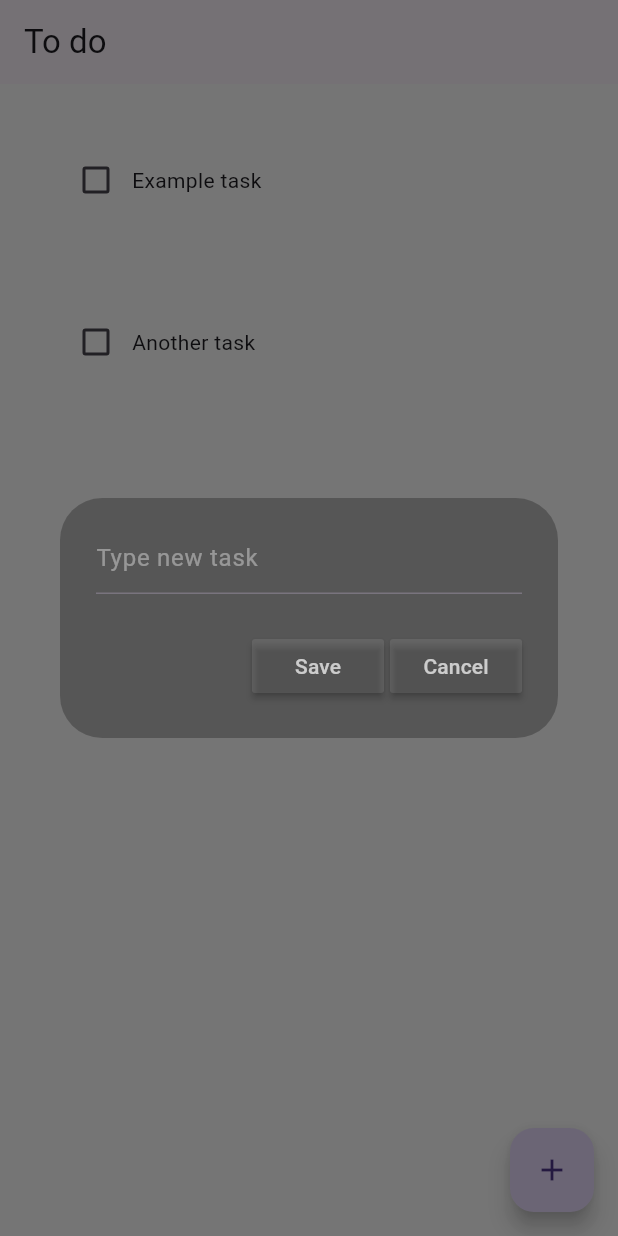
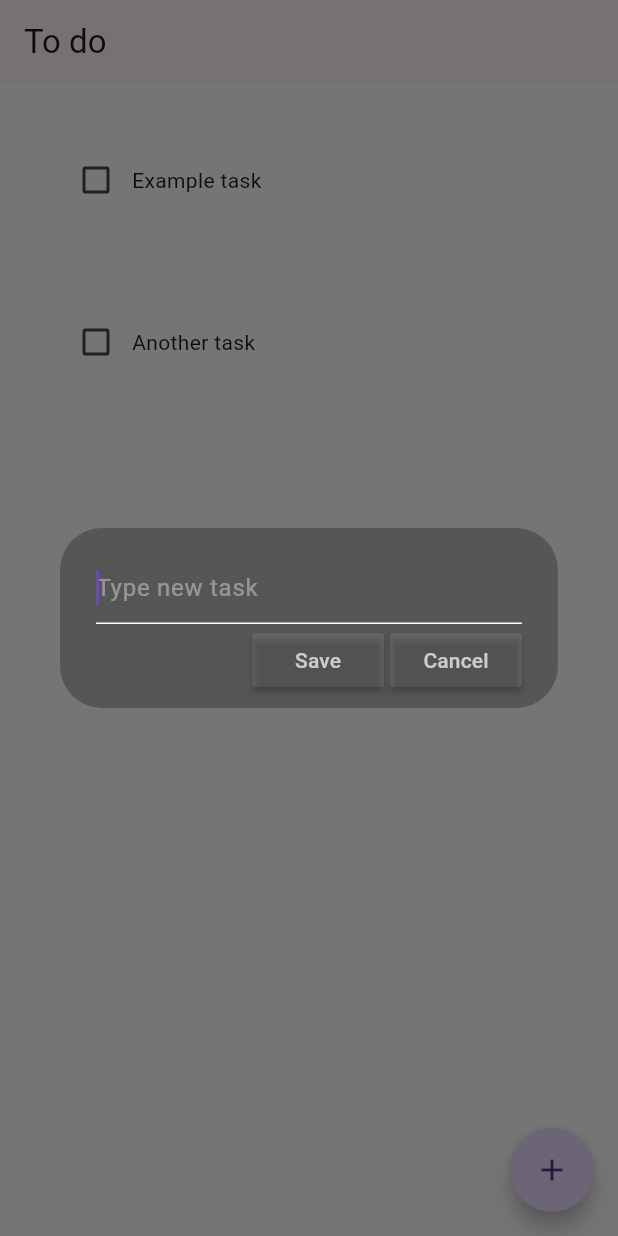
Before and after one commit to pioterl/todolist, a Flutter app: the screen it shows after launch, after a tap on the "add" icon, on a phone screen of 412 x 824 dp. Run offline on Flutter 3.47's test engine with Material 3 defaults, Android fonts, the phone set to English and light mode, and no system bars; drawn by our look-alikes of flutter_slidable; our stand-ins replace hive_flutter; accounts and stored records are empty.

```diff
--- a/lib/main.dart
+++ b/lib/main.dart
@@ -4,7 +4,7 @@ import 'package:untitled/pages/home_page.dart';
 
 void main() async {
   await Hive.initFlutter();
-  var myBox = await Hive.openBox("myBox");
+  await Hive.openBox("myBox");
 
   runApp(const MyApp());
 }
@@ -17,6 +17,6 @@ class MyApp extends StatelessWidget {
     return MaterialApp(
         debugShowCheckedModeBanner: false,
         darkTheme: ThemeData(brightness: Brightness.dark),
-        home: HomePage());
+        home: const HomePage());
   }
 }
--- a/lib/pages/home_page.dart
+++ b/lib/pages/home_page.dart
@@ -63,6 +63,7 @@ class _HomePageState extends State<HomePage> {
       appBar: AppBar(title: Text("To do")),
       floatingActionButton: FloatingActionButton(
         onPressed: createNewTask,
+        shape: CircleBorder(),
         child: Icon(Icons.add),
       ),
       body: ListView.builder(
--- a/lib/util/dialog_box.dart
+++ b/lib/util/dialog_box.dart
@@ -16,24 +16,27 @@ class DialogBox extends StatelessWidget {
   Widget build(BuildContext context) {
     return AlertDialog(
       backgroundColor: Colors.black26,
-      content: Container(
-        height: 120,
+      content: SizedBox(
+        height: 80,
         width: 400,
         child: Column(
           mainAxisAlignment: MainAxisAlignment.spaceBetween,
           children: [
             TextField(
+              autofocus: true,
               controller: controller,
-              decoration: InputDecoration(
+              decoration: const InputDecoration(
+                  focusedBorder: UnderlineInputBorder(
+                      borderSide: BorderSide(color: Colors.white)),
                   hintText: "Type new task",
                   hintStyle: TextStyle(color: Colors.white38)),
-              style: TextStyle(color: Colors.white70),
+              style: const TextStyle(color: Colors.white70),
             ),
             Row(
               mainAxisAlignment: MainAxisAlignment.end,
               children: [
                 MyButton(text: "Save", onPressed: onSave),
-                SizedBox(width: 4),
+                const SizedBox(width: 4),
                 MyButton(text: "Cancel", onPressed: onCancel),
               ],
             )
--- a/lib/util/my_button.dart
+++ b/lib/util/my_button.dart
@@ -9,12 +9,12 @@ class MyButton extends StatelessWidget {
   @override
   Widget build(BuildContext context) {
     return MaterialButton(
+      onPressed: onPressed,
+      color: Colors.white10,
       child: Text(
         text,
-        style: TextStyle(color: Colors.white70),
+        style: const TextStyle(color: Colors.white70),
       ),
-      onPressed: onPressed,
-      color: Colors.white10,
     );
   }
 }
--- a/lib/util/todo_tile.dart
+++ b/lib/util/todo_tile.dart
@@ -20,7 +20,7 @@ class ToDoTile extends StatelessWidget {
       padding: const EdgeInsets.only(top: 20, left: 20, right: 20),
       child: Slidable(
         endActionPane: ActionPane(
-          motion: StretchMotion(),
+          motion: const StretchMotion(),
           children: [
             SlidableAction(
               onPressed: delete,
@@ -31,7 +31,7 @@ class ToDoTile extends StatelessWidget {
           ],
         ),
         child: Container(
-          padding: EdgeInsets.all(20),
+          padding: const EdgeInsets.all(20),
           decoration: BoxDecoration(
               color: Colors.white12, borderRadius: BorderRadius.circular(3)),
           child: Row(
```
